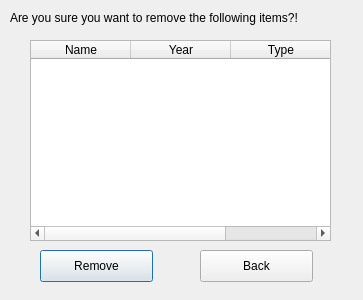
Qt form gui/remove/removecomp.ui (HelgiThomas/Verklegt31) before a commit.
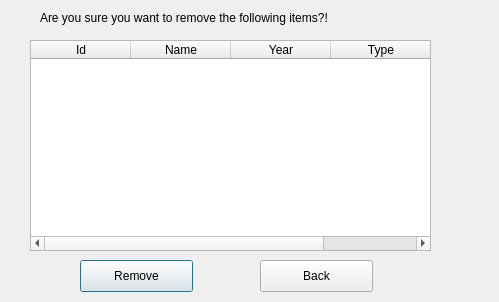
The same form after that commit.

What changed in the file:
```diff
--- a/gui/remove/removecomp.ui
+++ b/gui/remove/removecomp.ui
@@ -6,8 +6,8 @@
    <rect>
     <x>0</x>
     <y>0</y>
-    <width>363</width>
-    <height>300</height>
+    <width>499</width>
+    <height>302</height>
    </rect>
   </property>
   <property name="windowTitle">
@@ -16,7 +16,7 @@
   <widget class="QLabel" name="label">
    <property name="geometry">
     <rect>
-     <x>10</x>
+     <x>40</x>
      <y>10</y>
      <width>331</width>
      <height>16</height>
@@ -29,8 +29,8 @@
   <widget class="QPushButton" name="button_removeComp">
    <property name="geometry">
     <rect>
-     <x>40</x>
-     <y>250</y>
+     <x>80</x>
+     <y>260</y>
      <width>113</width>
      <height>32</height>
     </rect>
@@ -44,10 +44,15 @@
     <rect>
      <x>30</x>
      <y>40</y>
-     <width>301</width>
-     <height>201</height>
+     <width>401</width>
+     <height>211</height>
     </rect>
    </property>
+   <column>
+    <property name="text">
+     <string>Id</string>
+    </property>
+   </column>
    <column>
     <property name="text">
      <string>Name</string>
@@ -67,8 +72,8 @@
   <widget class="QPushButton" name="pushButton">
    <property name="geometry">
     <rect>
-     <x>200</x>
-     <y>250</y>
+     <x>260</x>
+     <y>260</y>
      <width>113</width>
      <height>32</height>
     </rect>
```
